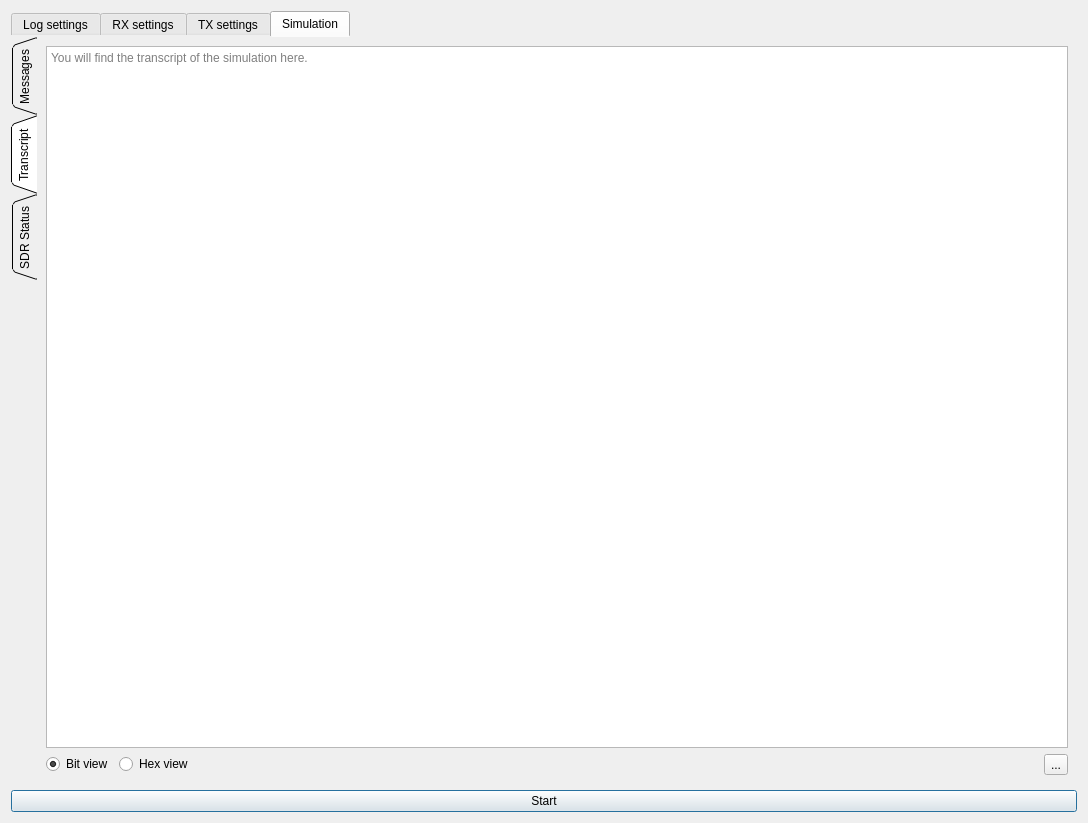
This is data/ui/simulator_dialog.ui in jopohl/urh as Qt 5 draws it before an edit. The edited form follows.
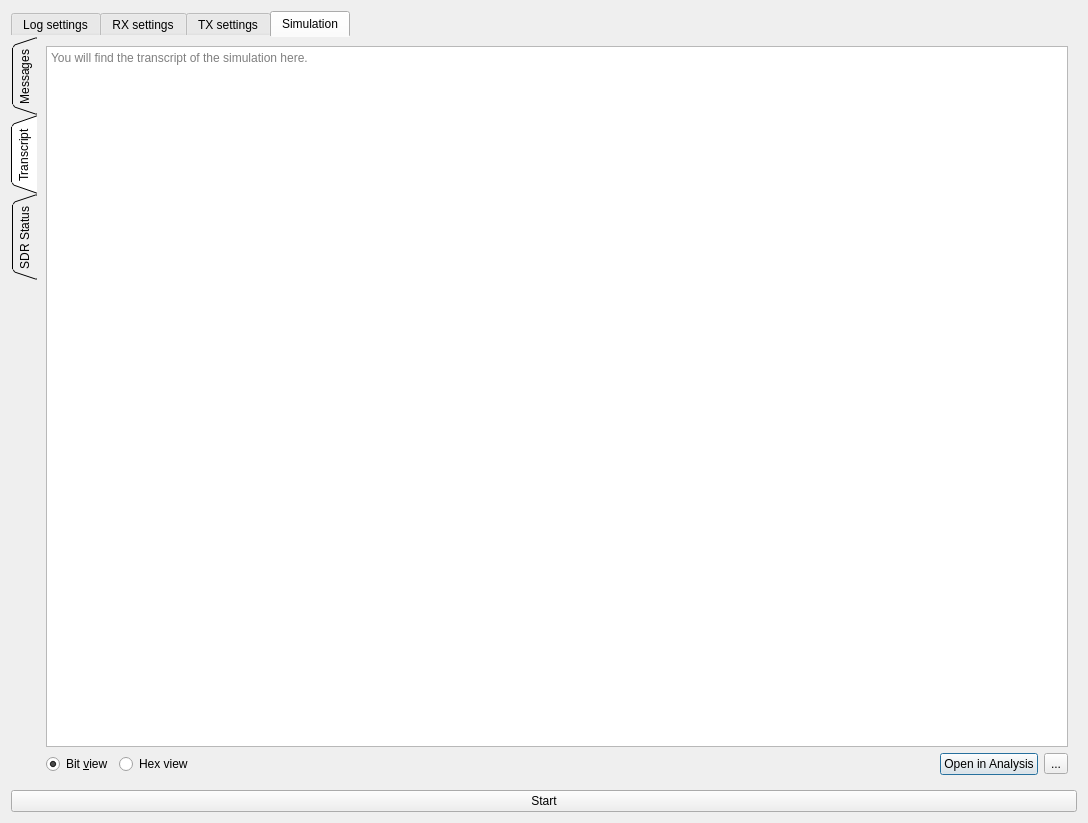
This is the edited form. The open tabs and pages were chosen to show the change. Icons and pictures are not drawn. Custom widgets are drawn as their Qt base class.

Commit message: prepare open in analysis

What changed in the file:
```diff
--- a/data/ui/simulator_dialog.ui
+++ b/data/ui/simulator_dialog.ui
@@ -463,7 +463,7 @@
              <item>
               <widget class="QRadioButton" name="radioButtonTranscriptBit">
                <property name="text">
-                <string>Bit view</string>
+                <string>Bit &amp;view</string>
                </property>
                <property name="checked">
                 <bool>true</bool>
@@ -490,6 +490,13 @@
                </property>
               </spacer>
              </item>
+             <item>
+              <widget class="QPushButton" name="btnOpenInAnalysis">
+               <property name="text">
+                <string>Open in Analysis</string>
+               </property>
+              </widget>
+             </item>
              <item>
               <widget class="QToolButton" name="btnSaveTranscript">
                <property name="text">
```
Left out of the diff: 8 changed lines with no effect on the pictures. The commit also changes 5 other files.
